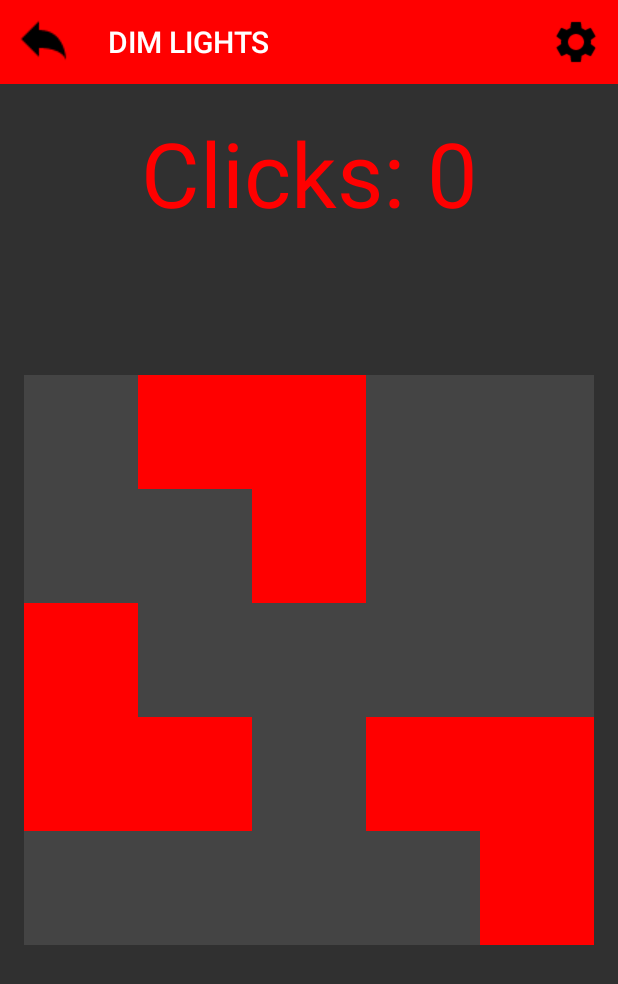
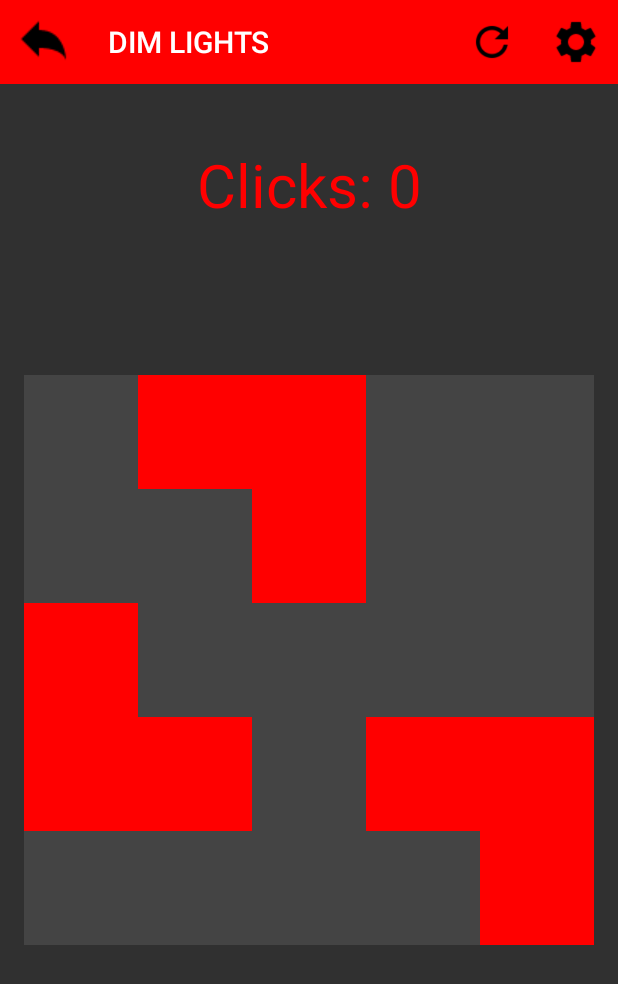
Before and after one commit to salumno/dim-lights, an Android app: the GameActivity screen opened directly, with no data from a screen before it, on a phone screen of 412 x 824 dp. Shown: the top 984 px of the screen. Run offline under Robolectric (Android 15) with nearby library versions, the phone set to English and light mode, and no system bars.

Commit message:
Fixed return bug on GameActivity. Add refresh button on toolbar

```diff
--- a/app/src/main/java/com/drimtim/dimlights/GameActivity.java
+++ b/app/src/main/java/com/drimtim/dimlights/GameActivity.java
@@ -19,7 +19,7 @@ import com.drimtim.dimlights.dimlights.R;
 public class GameActivity extends AppCompatActivity implements View.OnTouchListener {
 
     private MenuItem settings;
-    //private int stepCount = 0;
+    private MenuItem restart;
 
     @Override
     protected void onCreate(Bundle savedInstanceState) {
@@ -51,14 +51,12 @@ public class GameActivity extends AppCompatActivity implements View.OnTouchListe
                 .setPositiveButton(R.string.yes,
                         new DialogInterface.OnClickListener(){
                             public void onClick(DialogInterface dialogInterface, int i) {
-                                Intent intent = new Intent(GameActivity.this, GameActivity.class);
-                                startActivity(intent);
+                                GameActivity.this.recreate();
                             }
                         })
                 .setNegativeButton(R.string.no,
                         new DialogInterface.OnClickListener() {
                             public void onClick(DialogInterface dialog, int id) {
-//                                GameActivity.this.finish();
                                 GameActivity.super.finish();
                             }
                         });
@@ -69,6 +67,7 @@ public class GameActivity extends AppCompatActivity implements View.OnTouchListe
     public boolean onCreateOptionsMenu(Menu menu) {
         getMenuInflater().inflate(R.menu.menu_activity_game, menu);
         settings = menu.findItem(R.id.settings);
+        restart = menu.findItem(R.id.restart);
         return super.onCreateOptionsMenu(menu);
     }
 
@@ -78,7 +77,6 @@ public class GameActivity extends AppCompatActivity implements View.OnTouchListe
         ConfirmDialog dialog = new ConfirmDialog();
         dialog.setTitle("Exit");
         dialog.show(fragmentManager, "dialog");
-//        super.onBackPressed();
     }
 
     @Override
@@ -86,11 +84,13 @@ public class GameActivity extends AppCompatActivity implements View.OnTouchListe
         if (item.equals(settings)) {
             Intent intent = new Intent(this, OptionsActivity.class);
             startActivity(intent);
+        } else if (item.equals(restart)) {
+            GameActivity.this.recreate();
         }
         return super.onOptionsItemSelected(item);
     }
 
-    @Override //TODO Подсчет количества ходов пользователя
+    @Override
     public boolean onTouch(View view, MotionEvent motionEvent) {
         return false;
     }
--- a/app/src/main/java/com/drimtim/dimlights/GameView.java
+++ b/app/src/main/java/com/drimtim/dimlights/GameView.java
@@ -51,16 +51,10 @@ class GameView extends View {
         inactive.setStrokeWidth(5f);
         inactive.setStyle(Paint.Style.FILL);
         text = new Paint();
-//        text.setAntiAlias(true);
-//        text.setDither(true);
         text.setColor(Color.RED);
-        text.setTextSize(90f);
+        text.setTextSize(60f);
         text.setTextAlign(Paint.Align.CENTER);
-//        text.setStyle(Paint.Style.FILL_AND_STROKE);
 
-//        mBitmap = Bitmap.createBitmap(300, 300, Bitmap.Config.ARGB_8888);
-//        mCanvas = new Canvas(mBitmap);
-//        mBitmapPaint = new Paint(Paint.DITHER_FLAG);
         this.detector = new GestureDetector(context, new MyGestureListener());
     }
 
@@ -69,10 +63,6 @@ class GameView extends View {
     }
     @Override
     protected void onDraw(Canvas canvas) {
-//        canvas.save();
-//        canvas.drawBitmap(mBitmap, 0, 0, mBitmapPaint);
-//        canvas.restore();
-//        canvas.drawColor(Color.WHITE);
         canvas.drawText("Clicks: " + this.clicks, canvas.getWidth() / 2, 100.0f , text);
         this.squareLength = canvas.getWidth() / 5;
         this.margin = (canvas.getHeight() - canvas.getWidth()) / 2;
--- a/app/src/main/res/menu/menu_activity_game.xml
+++ b/app/src/main/res/menu/menu_activity_game.xml
@@ -2,27 +2,13 @@
 <menu xmlns:android="http://schemas.android.com/apk/res/android"
     xmlns:yourapp="http://schemas.android.com/apk/res-auto">
 
-    <!--<item
-        android:id="@+id/sound"
-        android:icon="@drawable/sound"
-        android:title="sound"
+
+    <item
+        android:id="@+id/restart"
+        android:icon="@drawable/ic_refresh_black_36dp"
+        android:title="@string/button_settings"
         yourapp:showAsAction="always" />
 
-    <item
-        android:id="@+id/noSound"
-        android:icon="@drawable/no_sound"
-        android:title="no_sound"
-        yourapp:showAsAction="always" />-->
-
-    <!--<item-->
-        <!--android:id="@+id/score"-->
-        <!--android:title="@string/score"-->
-        <!--yourapp:showAsAction="always" />-->
-
-    <!--<item-->
-        <!--android:id="@+id/score_count"-->
-        <!--android:title=""-->
-        <!--yourapp:showAsAction="always" />-->
     <item
         android:id="@+id/settings"
         android:icon="@drawable/settings"
```
Also changed, not shown: app/src/main/res/drawable/ic_refresh_black_36dp.png (added).
